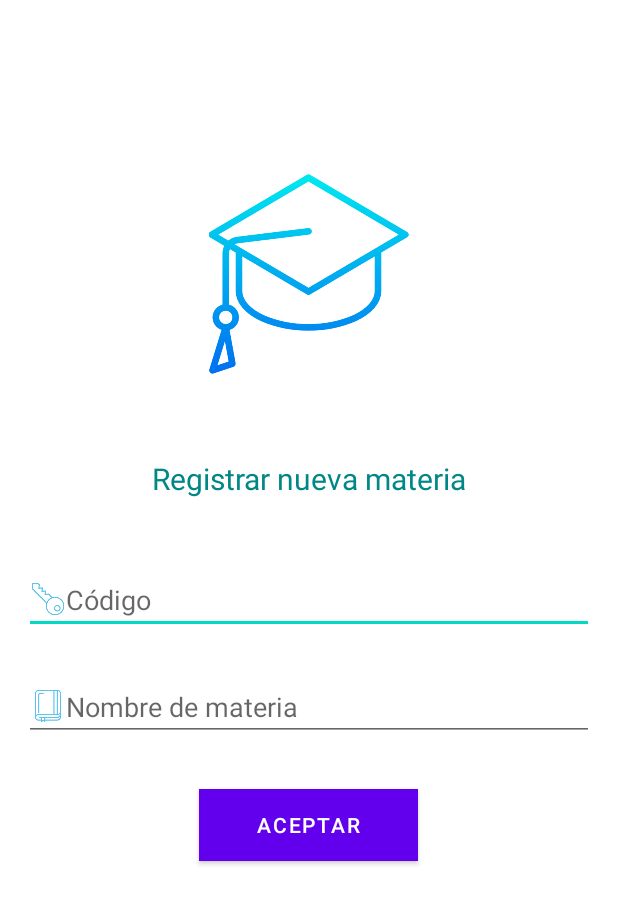
After one commit to ZileidyAB/bitacoraAprendizaje, an Android app: the layout activity_registrar_ejercicio.xml on its own in the app's theme, with its tools: preview values and no code run, on a phone screen of 412 x 824 dp. The commit adds this screen. Shown: the top 904 px of the screen. Run offline under Robolectric (Android 15) with nearby library versions, the phone set to English and light mode, and no system bars.

Commit message:
Registrar Ejercicio

```diff
--- /dev/null
+++ b/misgruposv01/src/main/java/py/com/misgruposv01/activities/RegistrarEjercicioActivity.java
@@ -0,0 +1,26 @@
+package py.com.misgruposv01.activities;
+
+import android.app.Activity;
+import android.os.Bundle;
+import android.util.Log;
+import android.view.Menu;
+import android.widget.EditText;
+
+import py.com.misgruposv01.R;
+
+public class RegistrarEjercicioActivity extends Activity {
+    private String tag = "RegistrarEjerciciosActivity";
+    EditText editcodigoNuevaMateria;
+    EditText editnombreNuevaMateria;
+
+    @Override
+    protected void onCreate(Bundle savedInstanceState) {
+        super.onCreate(savedInstanceState);
+        setContentView(R.layout.activity_registrar_ejercicio);
+    }
+
+    public boolean onCreateOptionsMenu(Menu menu) {
+        return true;
+    }
+
+}
--- a/misgruposv01/src/main/java/py/com/misgruposv01/activities/SubmenuEjercicioActivity.java
+++ b/misgruposv01/src/main/java/py/com/misgruposv01/activities/SubmenuEjercicioActivity.java
@@ -55,10 +55,10 @@ public class SubmenuEjercicioActivity extends Activity {
         Log.i(tag, "Posicion Seleccionada Tema: " + idTema); //CONTROL
         startActivity(i);
     }
-//
-//    public void lanzarVistaRegistrarEjercicio(View view) {
-//        Intent i = new Intent(this, RegistrarEjercicioActivity.class);
-//        //i.putExtra("id", (long)0);
-//        startActivity(i);
-//    }
+
+    public void lanzarVistaRegistrarEjercicio(View view) {
+        Intent i = new Intent(this, RegistrarEjercicioActivity.class);
+        //i.putExtra("id", (long)0);
+        startActivity(i);
+    }
 }
--- /dev/null
+++ b/misgruposv01/src/main/res/layout/activity_registrar_ejercicio.xml
@@ -0,0 +1,82 @@
+<?xml version="1.0" encoding="utf-8"?>
+<RelativeLayout xmlns:android="http://schemas.android.com/apk/res/android"
+    xmlns:tools="http://schemas.android.com/tools"
+    android:layout_width="match_parent"
+    android:layout_height="match_parent"
+    android:paddingLeft="@dimen/activity_horizontal_margin"
+    android:paddingTop="@dimen/activity_vertical_margin"
+    android:paddingRight="@dimen/activity_horizontal_margin"
+    android:paddingBottom="@dimen/activity_vertical_margin"
+    android:visibility="visible"
+    tools:context=".activities.RegistrarEjercicioActivity">
+
+    <ImageView
+        android:id="@+id/imageView1"
+        android:layout_width="175dp"
+        android:layout_height="133dp"
+        android:layout_centerHorizontal="true"
+        android:layout_marginTop="100dp"
+        android:src="@drawable/graduarse" />
+
+    <!--VER img graduarse  android:drawableLeft="@drawable/graduarse"-->
+
+    <!--FALTAN ICONOS android:drawableLeft="@drawable/"-->
+
+    <TextView
+        android:id="@+id/titulo_registrar_materia"
+        android:layout_width="match_parent"
+        android:layout_height="46dp"
+        android:layout_below="@+id/imageView1"
+        android:layout_gravity="center_horizontal"
+        android:layout_marginTop="56dp"
+        android:text="@string/registrarMateria"
+        android:textAlignment="center"
+        android:textColor="@color/teal_700"
+        android:textSize="20sp" />
+
+    <EditText
+        android:id="@+id/codigo_nueva_materia"
+        android:layout_width="match_parent"
+        android:layout_height="wrap_content"
+        android:layout_below="@+id/titulo_registrar_materia"
+        android:drawableLeft="@drawable/logo_codigo"
+        android:layout_marginTop="26dp"
+        android:hint="@string/mensaje_codigo" />
+
+    <EditText
+        android:id="@+id/nombre_nueva_materia"
+        android:layout_width="match_parent"
+        android:layout_height="wrap_content"
+        android:layout_below="@+id/codigo_nueva_materia"
+        android:drawableLeft="@drawable/logo_materia"
+        android:layout_marginTop="26dp"
+        android:hint="@string/mensaje_materia" />
+
+    <!--    <EditText-->
+    <!--        android:id="@+id/linea"-->
+    <!--        android:layout_width="382dp"-->
+    <!--        android:layout_height="wrap_content"-->
+    <!--        android:layout_below="@+id/nombre_nueva_materia"-->
+    <!--        android:layout_marginTop="80dp" />-->
+
+    <!--    <EditText-->
+    <!--        android:id="@+id/notas_nueva_materia"-->
+    <!--        android:layout_width="379dp"-->
+    <!--        android:layout_height="wrap_content"-->
+    <!--        android:layout_below="@+id/linea"-->
+    <!--        android:layout_marginTop="56dp"-->
+    <!--        android:hint="@string/mensaje_nota"-->
+    <!--        android:visibility="visible" />-->
+
+    <Button
+        android:id="@+id/button1"
+        android:layout_width="146dp"
+        android:layout_height="wrap_content"
+        android:layout_below="@+id/nombre_nueva_materia"
+        android:layout_centerInParent="true"
+        android:layout_marginTop="32dp"
+        android:background="@color/celeste"
+        android:onClick="crearMateria"
+        android:text="@string/boton_aceptar" />
+
+</RelativeLayout>
```
